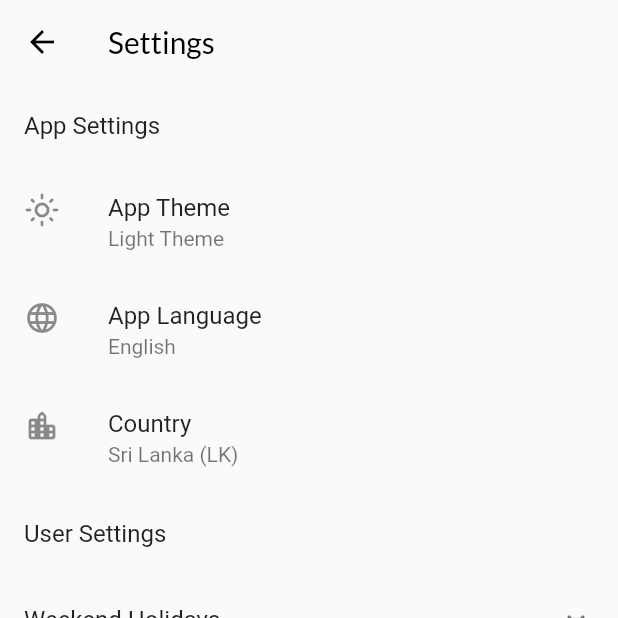
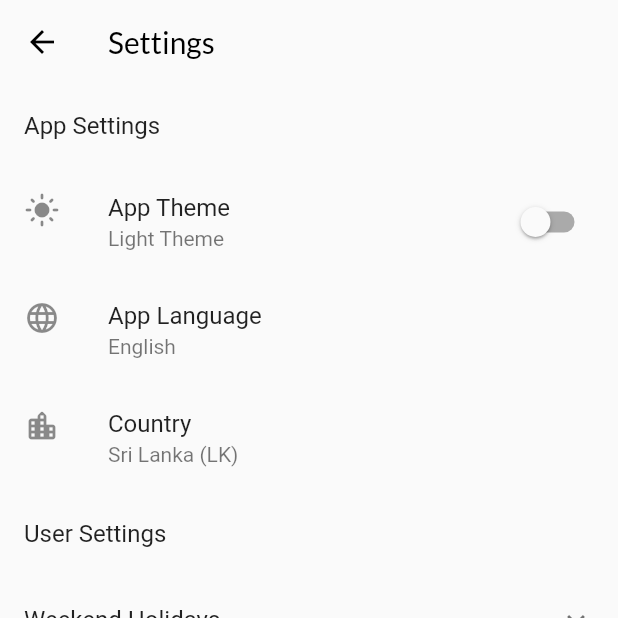
Before and after one commit to DimalJay/holiday_calculator, a Flutter app: the SettingsPage screen opened by its route, on a phone screen of 412 x 824 dp, the top half of it. Run offline on Flutter 3.47's test engine with Material 2 defaults, Android fonts, the phone set to English and light mode, and no system bars; our stand-ins replace flutter_svg, google_fonts, google_mobile_ads, shared_preferences, syncfusion_flutter_datepicker, syncfusion_flutter_gauges; accounts and stored records are empty.

Commit message:
Update Country Selection

```diff
--- a/lib/country_code.dart
+++ b/lib/country_code.dart
@@ -1,4 +1,6 @@
-List countryCodes = [
+import 'package:holyday_calculator/domain/models/country_model.dart';
+
+List<Country> countryCodes = [
   {"name": "United Kindom", "code": "uk"},
   {"name": "United States", "code": "usa"},
   {"name": "Sri Lanka", "code": "lk"},
@@ -6,6 +8,7 @@ List countryCodes = [
   {"name": "Russian", "code": "russian"},
   {"name": "German", "code": "german"},
   {"name": "Ukrainian", "code": "ukrainian"},
-]..sort(
-    (a, b) => (a['name'] as String).compareTo(b['name'] as String),
+].map((e) => Country.fromJson(e)).toList()
+  ..sort(
+    (a, b) => (a.name).compareTo(b.name),
   );
--- /dev/null
+++ b/lib/domain/models/country_model.dart
@@ -0,0 +1,11 @@
+class Country {
+  final String name;
+  final String code;
+
+  Country({required this.name, required this.code});
+
+  factory Country.fromJson(Map json) => Country(
+        name: json['name'],
+        code: json['code'],
+      );
+}
--- a/lib/pages/home/home.dart
+++ b/lib/pages/home/home.dart
@@ -211,8 +211,8 @@ class _HomeScreenState extends State<HomeScreen>
       },
       items: countryCodes.map<DropdownMenuItem<String>>((value) {
         return DropdownMenuItem<String>(
-          value: value['code'],
-          child: Text(value['name']!),
+          value: value.code,
+          child: Text(value.name),
         );
       }).toList(),
     );
--- a/lib/pages/settings/setings.dart
+++ b/lib/pages/settings/setings.dart
@@ -1,40 +1,72 @@
 import 'package:flutter/material.dart';
+import 'package:holyday_calculator/country_code.dart';
+import 'package:holyday_calculator/domain/models/country_model.dart';
+import 'package:holyday_calculator/domain/providers/preference_provider.dart';
+import 'package:provider/provider.dart';
 
 class SettingsItem {
   final Widget leading;
+  final Widget? traling;
   final String title;
   final String subtitle;
+  final Function() onTap;
 
   SettingsItem({
     required this.leading,
+    this.traling,
     required this.title,
     required this.subtitle,
+    required this.onTap,
   });
 }
 
-final settingsItems = <SettingsItem>[
+class SettingsPage extends StatefulWidget {
+  const SettingsPage({Key? key}) : super(key: key);
+
+  @override
+  State<SettingsPage> createState() => _SettingsPageState();
+}
+
+class _SettingsPageState extends State<SettingsPage> {
+  void themeSwitch() {
+    final provider = Provider.of<PreferencesProvider>(context, listen: false);
+    provider.darkMode = !provider.darkMode;
+  }
+
+  void openAppLanguageMenu(String language) {}
+  void openUserCountryMenu(PreferencesProvider provider) {
+    showDialog(
+        context: context,
+        builder: (context) {
+          return userCountryWidget(provider);
+        });
+  }
+
+  @override
+  Widget build(BuildContext context) {
+    final provider = Provider.of<PreferencesProvider>(context);
+    List<SettingsItem> settingsItems = <SettingsItem>[
       SettingsItem(
-    leading: const Icon(Icons.light_mode_outlined),
+        leading: themeIndicator(provider.darkMode),
         title: "App Theme",
-    subtitle: "Light Theme",
+        subtitle: provider.darkMode ? "Dark Theme" : "Light Theme",
+        onTap: themeSwitch,
+        traling: themeSwitchWidget(provider),
       ),
       SettingsItem(
         leading: const Icon(Icons.language_rounded),
         title: "App Language",
         subtitle: "English",
+        onTap: () => openAppLanguageMenu(provider.appLanguage),
       ),
       SettingsItem(
         leading: const Icon(Icons.location_city_rounded),
         title: "Country",
         subtitle: "Sri Lanka (LK)",
+        onTap: () => openUserCountryMenu(provider),
       ),
     ];
 
-class SettingsPage extends StatelessWidget {
-  const SettingsPage({Key? key}) : super(key: key);
-
-  @override
-  Widget build(BuildContext context) {
     return Scaffold(
       appBar: AppBar(
         title: const Text("Settings"),
@@ -64,11 +96,51 @@ class SettingsPage extends StatelessWidget {
     );
   }
 
+  Widget themeSwitchWidget(PreferencesProvider provider) {
+    return Switch(
+      value: provider.darkMode,
+      onChanged: (value) => themeSwitch(),
+    );
+  }
+
+  Widget themeIndicator(bool darkTheme) {
+    if (darkTheme) {
+      return const Icon(Icons.dark_mode, color: Colors.orange);
+    } else {
+      return const Icon(Icons.light_mode);
+    }
+  }
+
+  Widget userCountryWidget(PreferencesProvider provider) {
+    return AlertDialog(
+      content: ListView.builder(
+        shrinkWrap: true,
+        itemBuilder: (context, index) {
+          Country country = countryCodes[index];
+          return ListTile(
+            trailing:
+                provider.userCountry.toLowerCase() == country.code.toLowerCase()
+                    ? const Icon(Icons.done)
+                    : null,
+            title: Text(country.name),
+            onTap: () {
+              provider.userCountry = country.code;
+              Navigator.pop(context);
+            },
+          );
+        },
+        itemCount: countryCodes.length,
+      ),
+    );
+  }
+
   ListTile _settingListTile(SettingsItem settingsItem) {
     return ListTile(
       leading: settingsItem.leading,
+      trailing: settingsItem.traling,
       title: Text(settingsItem.title),
       subtitle: Text(settingsItem.subtitle),
+      onTap: settingsItem.onTap,
     );
   }
 }
```
Also changed, not shown: lib/main.dart (+12 -4 lines). Lines whose indentation alone changed are shown as unchanged.
